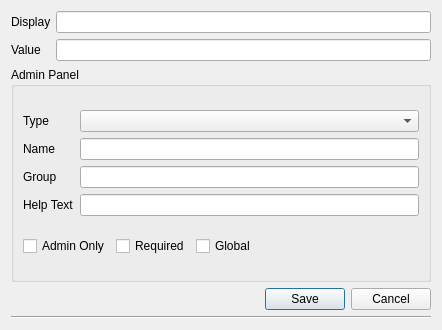
Qt form utils/qtUi/variable_dialog.ui (Halicea/hal_automator) before a commit.
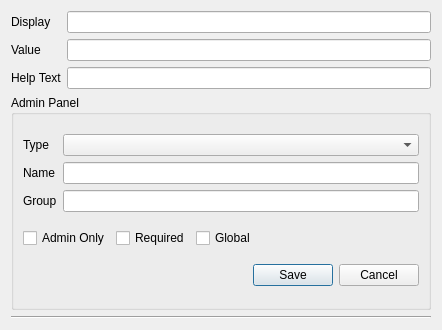
The same form after that commit.

Commit message: ui changes  (added support for helptext)  (variables are showing the display text instead of the name)

Diff of the .ui file:
```diff
--- a/utils/qtUi/variable_dialog.ui
+++ b/utils/qtUi/variable_dialog.ui
@@ -54,6 +54,16 @@
      <item row="4" column="1">
       <widget class="QLineEdit" name="txt_value"/>
      </item>
+     <item row="5" column="0">
+      <widget class="QLabel" name="label_6">
+       <property name="text">
+        <string>Help Text</string>
+       </property>
+      </widget>
+     </item>
+     <item row="5" column="1">
+      <widget class="QLineEdit" name="txtHelpText"/>
+     </item>
     </layout>
    </item>
    <item>
@@ -94,16 +104,6 @@
         <item row="2" column="1">
          <widget class="QLineEdit" name="txtGroup"/>
         </item>
-        <item row="3" column="0">
-         <widget class="QLabel" name="label_6">
-          <property name="text">
-           <string>Help Text</string>
-          </property>
-         </widget>
-        </item>
-        <item row="3" column="1">
-         <widget class="QLineEdit" name="txtHelpText"/>
-        </item>
        </layout>
       </item>
       <item>
@@ -144,9 +144,6 @@
         </item>
        </layout>
       </item>
-     </layout>
-    </widget>
-   </item>
    <item>
     <widget class="QDialogButtonBox" name="buttonBox">
      <property name="orientation">
@@ -155,6 +152,9 @@
      <property name="standardButtons">
       <set>QDialogButtonBox::Cancel|QDialogButtonBox::Save</set>
      </property>
+       </widget>
+      </item>
+     </layout>
     </widget>
    </item>
    <item>
```
Lines whose indentation alone changed are shown as unchanged. The commit also changes 19 other files.
